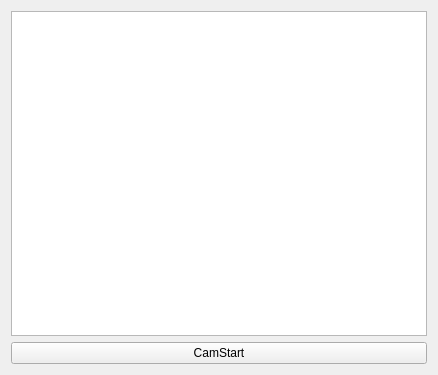
The window that Aiot/tab6webcamera.ui (KimMS-99/Qt) describes before a commit, drawn with Qt 5.
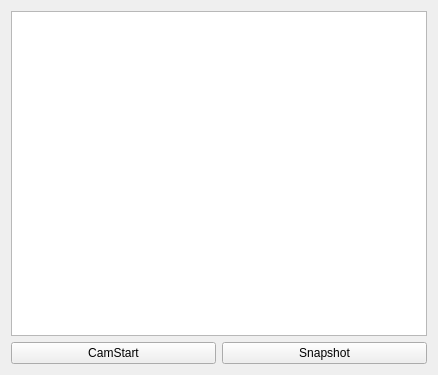
The same window after the commit.

The edit to the form file:
```diff
--- a/Aiot/tab6webcamera.ui
+++ b/Aiot/tab6webcamera.ui
@@ -13,11 +13,15 @@
   <property name="windowTitle">
    <string>Form</string>
   </property>
-  <layout class="QVBoxLayout" name="verticalLayout">
+  <layout class="QVBoxLayout" name="verticalLayout_2">
+   <item>
+    <layout class="QVBoxLayout" name="verticalLayout" stretch="9,1">
    <item>
     <widget class="QGraphicsView" name="pGPView"/>
    </item>
    <item>
+      <layout class="QHBoxLayout" name="horizontalLayout">
+       <item>
     <widget class="QPushButton" name="pPBCamStart">
      <property name="text">
       <string>CamStart</string>
@@ -26,6 +30,17 @@
       <bool>true</bool>
      </property>
     </widget>
+       </item>
+       <item>
+        <widget class="QPushButton" name="pPBSnapshot">
+         <property name="text">
+          <string>Snapshot</string>
+         </property>
+        </widget>
+       </item>
+      </layout>
+     </item>
+    </layout>
    </item>
   </layout>
  </widget>
```
Lines whose indentation alone changed are shown as unchanged.
